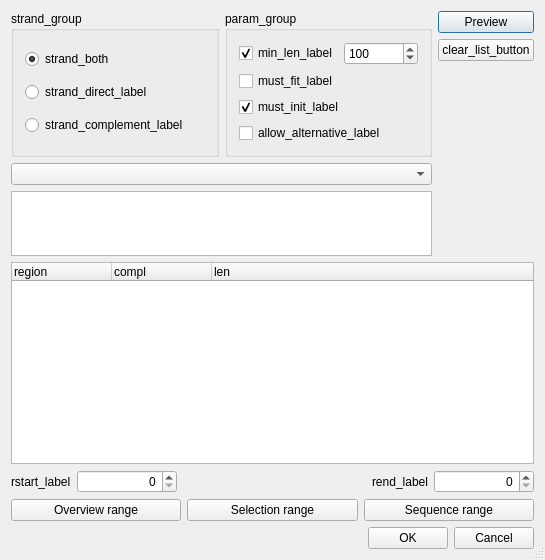
Before: the Qt Designer form src/plugins/orf_marker/src/ui/ORFDialogUI.ui in violethaze74/ugene, drawn with Qt 5.
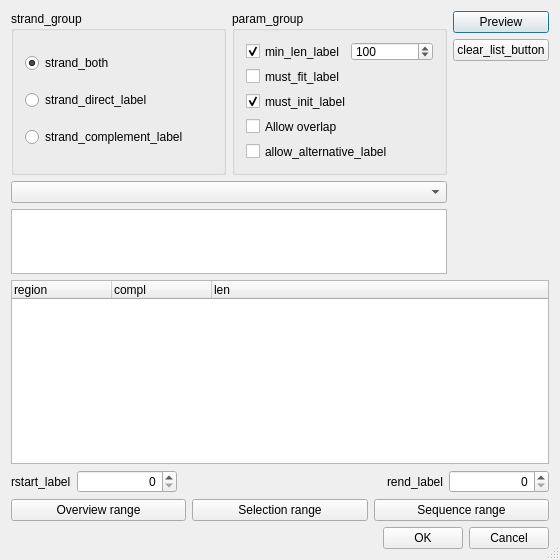
After: the same form once the commit is applied.

Patch:
```diff
--- a/src/plugins/orf_marker/src/ui/ORFDialogUI.ui
+++ b/src/plugins/orf_marker/src/ui/ORFDialogUI.ui
@@ -6,19 +6,19 @@
    <rect>
     <x>0</x>
     <y>0</y>
-    <width>545</width>
+    <width>560</width>
     <height>560</height>
    </rect>
   </property>
   <property name="sizePolicy">
-   <sizepolicy hsizetype="Minimum" vsizetype="Minimum">
+   <sizepolicy hsizetype="Preferred" vsizetype="Minimum">
     <horstretch>0</horstretch>
     <verstretch>0</verstretch>
    </sizepolicy>
   </property>
   <property name="minimumSize">
    <size>
-    <width>494</width>
+    <width>560</width>
     <height>560</height>
    </size>
   </property>
@@ -206,11 +206,27 @@
             </property>
            </widget>
           </item>
+          <item>
+           <widget class="QCheckBox" name="ckOverlap">
+            <property name="toolTip">
+             <string>allow_overlap_tip</string>
+            </property>
+            <property name="text">
+             <string>Allow overlap</string>
+            </property>
+           </widget>
+          </item>
           <item>
            <widget class="QCheckBox" name="ckAlt">
             <property name="enabled">
              <bool>true</bool>
             </property>
+            <property name="sizePolicy">
+             <sizepolicy hsizetype="Preferred" vsizetype="Fixed">
+              <horstretch>0</horstretch>
+              <verstretch>0</verstretch>
+             </sizepolicy>
+            </property>
             <property name="toolTip">
              <string>allow_alt_tip</string>
             </property>
```
Left out of the diff: 16 changed lines with no effect on the pictures.
